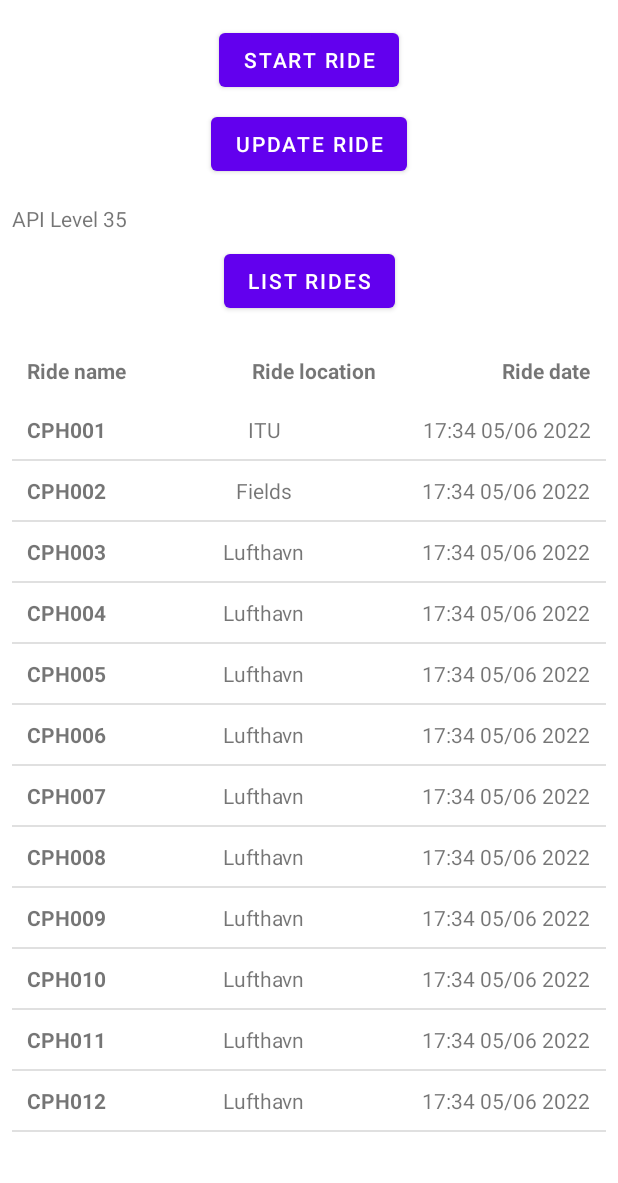
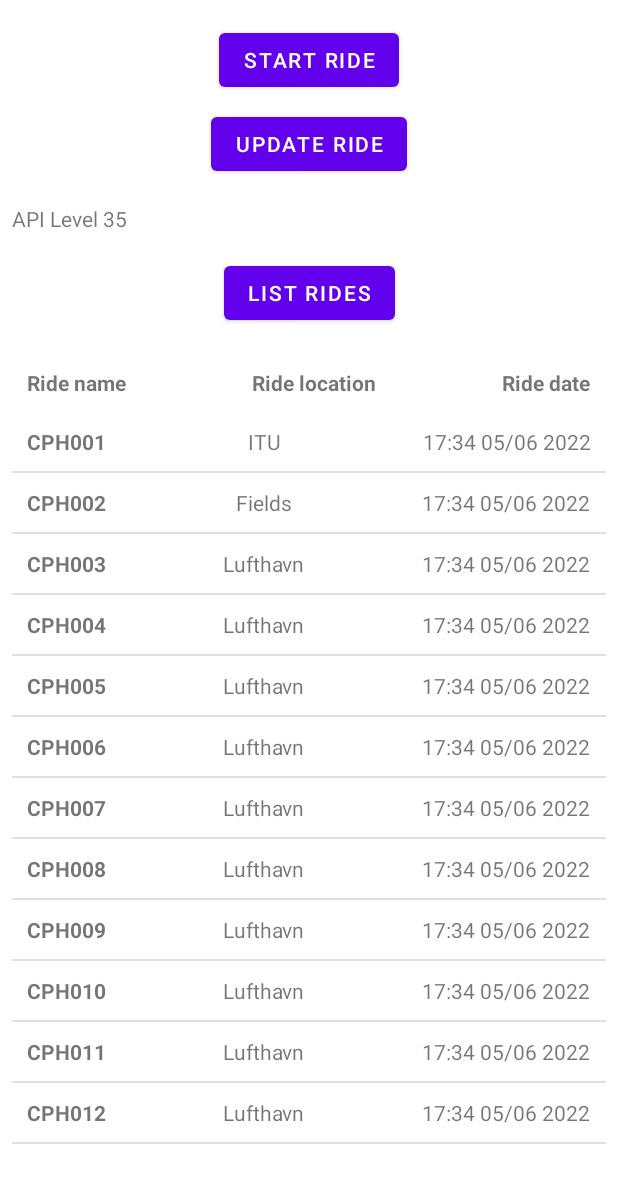
Before and after one commit to JacobMoller/ScooterSharing, an Android app: the MainFragment screen opened directly, with no data from a screen before it, on a phone screen of 412 x 824 dp, the part 53-1236 px from its top. Run offline under Robolectric (Android 15) with nearby library versions, the phone set to English and light mode, and no system bars; our stand-ins replace FlexboxLayout.

Commit message:
Adjust margin on main fragment

```diff
--- a/app/src/main/res/layout/fragment_main.xml
+++ b/app/src/main/res/layout/fragment_main.xml
@@ -55,7 +55,6 @@
         android:layout_marginStart="8dp"
         android:layout_marginTop="16dp"
         android:layout_marginEnd="8dp"
-        android:layout_marginBottom="16dp"
         android:padding="0dp"
         android:textAlignment="center"
         app:layout_constraintBottom_toTopOf="@+id/list_rides_button"
@@ -69,7 +68,7 @@
         android:layout_width="wrap_content"
         android:layout_height="wrap_content"
         android:layout_marginStart="8dp"
-        android:layout_marginTop="8dp"
+        android:layout_marginTop="16dp"
         android:layout_marginEnd="8dp"
         android:text="@string/list_rides"
         app:layout_constraintEnd_toEndOf="parent"
```
